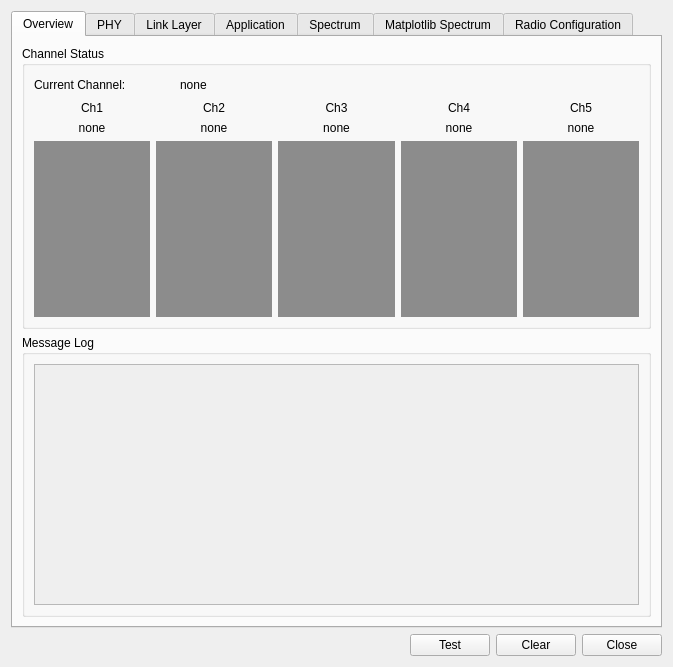
First picture: the form in components/pySysMoCo/gui.ui, repository andrepuschmann/OSPECORR, before the edit.
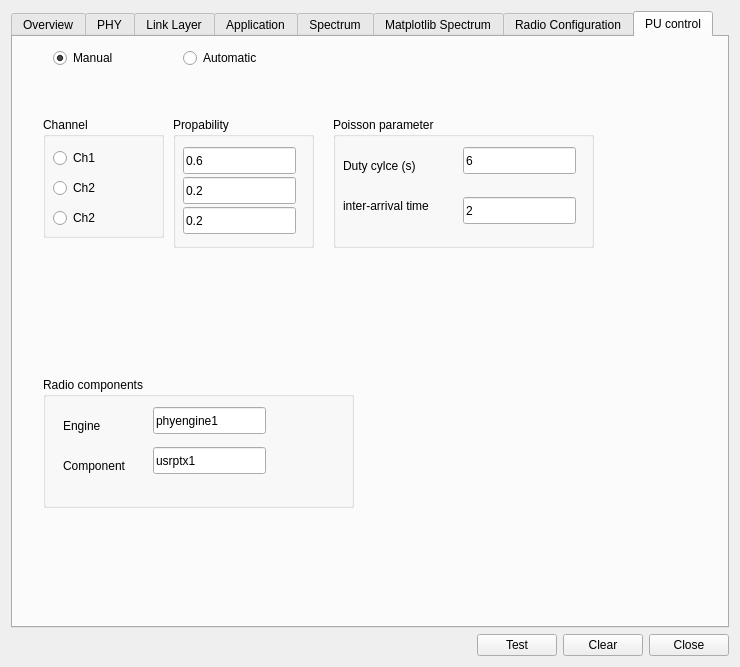
Second picture: the form after the edit.

Commit message: add preliminary version of PU control

```diff
--- a/components/pySysMoCo/gui.ui
+++ b/components/pySysMoCo/gui.ui
@@ -9,7 +9,7 @@
    <rect>
     <x>0</x>
     <y>0</y>
-    <width>673</width>
+    <width>740</width>
     <height>667</height>
    </rect>
   </property>
@@ -64,7 +64,7 @@
    <item row="0" column="0">
     <widget class="QTabWidget" name="tabWidget">
      <property name="currentIndex">
-      <number>0</number>
+      <number>7</number>
      </property>
      <widget class="QWidget" name="tab_overview">
       <attribute name="title">
@@ -1849,6 +1849,277 @@
        </property>
       </widget>
      </widget>
+     <widget class="QWidget" name="tab_4">
+      <attribute name="title">
+       <string>PU control</string>
+      </attribute>
+      <widget class="QGroupBox" name="channelBox">
+       <property name="geometry">
+        <rect>
+         <x>30</x>
+         <y>80</y>
+         <width>121</width>
+         <height>121</height>
+        </rect>
+       </property>
+       <property name="title">
+        <string>Channel</string>
+       </property>
+       <widget class="QRadioButton" name="radioButton_3">
+        <property name="geometry">
+         <rect>
+          <x>10</x>
+          <y>30</y>
+          <width>104</width>
+          <height>22</height>
+         </rect>
+        </property>
+        <property name="text">
+         <string>Ch1</string>
+        </property>
+       </widget>
+       <widget class="QRadioButton" name="radioButton_4">
+        <property name="geometry">
+         <rect>
+          <x>10</x>
+          <y>60</y>
+          <width>104</width>
+          <height>22</height>
+         </rect>
+        </property>
+        <property name="text">
+         <string>Ch2</string>
+        </property>
+       </widget>
+       <widget class="QRadioButton" name="radioButton_5">
+        <property name="geometry">
+         <rect>
+          <x>10</x>
+          <y>90</y>
+          <width>104</width>
+          <height>22</height>
+         </rect>
+        </property>
+        <property name="text">
+         <string>Ch2</string>
+        </property>
+       </widget>
+      </widget>
+      <widget class="QRadioButton" name="manualButton">
+       <property name="geometry">
+        <rect>
+         <x>40</x>
+         <y>10</y>
+         <width>104</width>
+         <height>22</height>
+        </rect>
+       </property>
+       <property name="text">
+        <string>Manual</string>
+       </property>
+       <property name="checkable">
+        <bool>true</bool>
+       </property>
+       <property name="checked">
+        <bool>true</bool>
+       </property>
+      </widget>
+      <widget class="QRadioButton" name="automaticButton">
+       <property name="geometry">
+        <rect>
+         <x>170</x>
+         <y>10</y>
+         <width>104</width>
+         <height>22</height>
+        </rect>
+       </property>
+       <property name="text">
+        <string>Automatic</string>
+       </property>
+      </widget>
+      <widget class="QGroupBox" name="groupBox_11">
+       <property name="geometry">
+        <rect>
+         <x>160</x>
+         <y>80</y>
+         <width>141</width>
+         <height>131</height>
+        </rect>
+       </property>
+       <property name="title">
+        <string>Propability</string>
+       </property>
+       <widget class="QLineEdit" name="propCh1">
+        <property name="geometry">
+         <rect>
+          <x>10</x>
+          <y>30</y>
+          <width>113</width>
+          <height>27</height>
+         </rect>
+        </property>
+        <property name="text">
+         <string>0.6</string>
+        </property>
+       </widget>
+       <widget class="QLineEdit" name="propCh2">
+        <property name="geometry">
+         <rect>
+          <x>10</x>
+          <y>60</y>
+          <width>113</width>
+          <height>27</height>
+         </rect>
+        </property>
+        <property name="text">
+         <string>0.2</string>
+        </property>
+       </widget>
+       <widget class="QLineEdit" name="propCh3">
+        <property name="geometry">
+         <rect>
+          <x>10</x>
+          <y>90</y>
+          <width>113</width>
+          <height>27</height>
+         </rect>
+        </property>
+        <property name="text">
+         <string>0.2</string>
+        </property>
+       </widget>
+      </widget>
+      <widget class="QGroupBox" name="groupBox_12">
+       <property name="geometry">
+        <rect>
+         <x>320</x>
+         <y>80</y>
+         <width>261</width>
+         <height>131</height>
+        </rect>
+       </property>
+       <property name="title">
+        <string>Poisson parameter</string>
+       </property>
+       <widget class="QLabel" name="label_2">
+        <property name="geometry">
+         <rect>
+          <x>10</x>
+          <y>80</y>
+          <width>101</width>
+          <height>17</height>
+         </rect>
+        </property>
+        <property name="text">
+         <string>inter-arrival time</string>
+        </property>
+       </widget>
+       <widget class="QLineEdit" name="dutyCycle">
+        <property name="geometry">
+         <rect>
+          <x>130</x>
+          <y>30</y>
+          <width>113</width>
+          <height>27</height>
+         </rect>
+        </property>
+        <property name="text">
+         <string>6</string>
+        </property>
+       </widget>
+       <widget class="QLabel" name="label">
+        <property name="geometry">
+         <rect>
+          <x>10</x>
+          <y>40</y>
+          <width>111</width>
+          <height>17</height>
+         </rect>
+        </property>
+        <property name="text">
+         <string>Duty cylce (s)</string>
+        </property>
+       </widget>
+       <widget class="QLineEdit" name="interarrivalTime">
+        <property name="geometry">
+         <rect>
+          <x>130</x>
+          <y>80</y>
+          <width>113</width>
+          <height>27</height>
+         </rect>
+        </property>
+        <property name="text">
+         <string>2</string>
+        </property>
+       </widget>
+      </widget>
+      <widget class="QGroupBox" name="groupBox_10">
+       <property name="geometry">
+        <rect>
+         <x>30</x>
+         <y>340</y>
+         <width>311</width>
+         <height>131</height>
+        </rect>
+       </property>
+       <property name="title">
+        <string>Radio components</string>
+       </property>
+       <widget class="QLabel" name="label_3">
+        <property name="geometry">
+         <rect>
+          <x>20</x>
+          <y>40</y>
+          <width>91</width>
+          <height>17</height>
+         </rect>
+        </property>
+        <property name="text">
+         <string>Engine</string>
+        </property>
+       </widget>
+       <widget class="QLineEdit" name="engineName">
+        <property name="geometry">
+         <rect>
+          <x>110</x>
+          <y>30</y>
+          <width>113</width>
+          <height>27</height>
+         </rect>
+        </property>
+        <property name="text">
+         <string>phyengine1</string>
+        </property>
+       </widget>
+       <widget class="QLabel" name="label_4">
+        <property name="geometry">
+         <rect>
+          <x>20</x>
+          <y>80</y>
+          <width>91</width>
+          <height>17</height>
+         </rect>
+        </property>
+        <property name="text">
+         <string>Component</string>
+        </property>
+       </widget>
+       <widget class="QLineEdit" name="componentName">
+        <property name="geometry">
+         <rect>
+          <x>110</x>
+          <y>70</y>
+          <width>113</width>
+          <height>27</height>
+         </rect>
+        </property>
+        <property name="text">
+         <string>usrptx1</string>
+        </property>
+       </widget>
+      </widget>
+     </widget>
     </widget>
    </item>
   </layout>
```
The commit also changes 2 other files.
